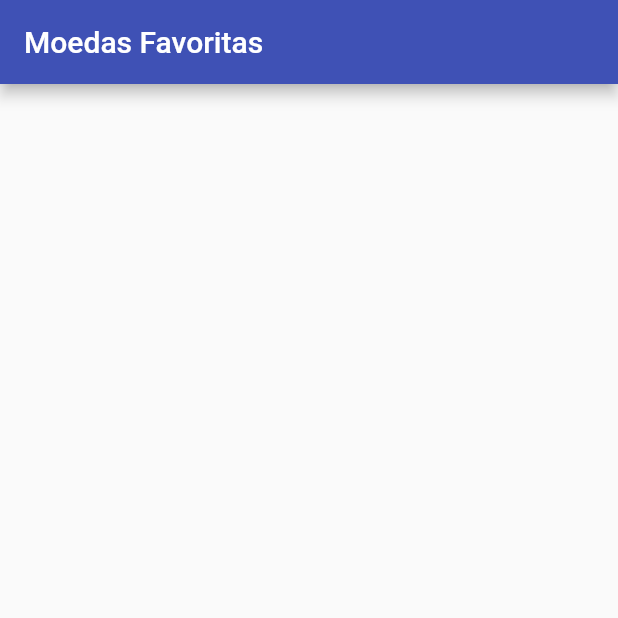
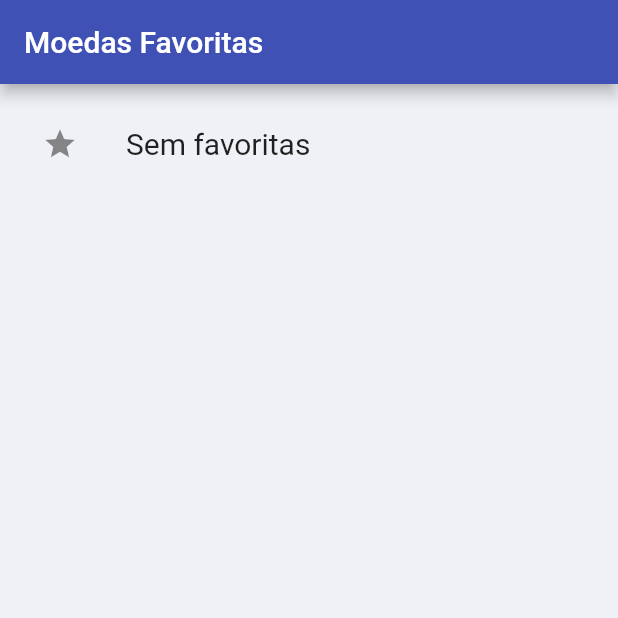
Before and after one commit to IvanHSilva/bitcoins_app, a Flutter app: the FavoritesPage screen opened directly, on a phone screen of 412 x 824 dp, the top half of it. Run offline on Flutter 3.47's test engine with Material 2 defaults, Android fonts, the phone set to English and light mode, and no system bars.

Commit message:
Favorites and Coincard created

```diff
--- a/lib/pages/favorites_page.dart
+++ b/lib/pages/favorites_page.dart
@@ -1,4 +1,7 @@
+import 'package:bitcoins_app/repositories/favorites_repository.dart';
 import 'package:flutter/material.dart';
+import 'package:provider/provider.dart';
+import '../widget/coin_card.dart';
 
 class FavoritesPage extends StatefulWidget {
   const FavoritesPage({super.key});
@@ -14,6 +17,29 @@ class _FavoritesPageState extends State<FavoritesPage> {
       appBar: AppBar(
         title: const Text('Moedas Favoritas'),
       ),
+      body: Container(
+        color: Colors.indigo.withOpacity(0.05),
+        height: MediaQuery.of(context).size.height,
+        padding: const EdgeInsets.all(12.0),
+        child: Consumer<FavoritesRepository>(
+          builder: (context, favorites, child) {
+            return favorites.favorites.isEmpty
+                ? const ListTile(
+                    leading: Icon(Icons.star),
+                    title: Text(
+                      'Sem favoritas',
+                      style: TextStyle(fontSize: 20),
+                    ),
+                  )
+                : ListView.builder(
+                    itemCount: favorites.favorites.length,
+                    itemBuilder: (_, index) {
+                      return CoinCard(coin: favorites.favorites[index]);
+                    },
+                  );
+          },
+        ),
+      ),
     );
   }
 }
--- /dev/null
+++ b/lib/repositories/favorites_repository.dart
@@ -0,0 +1,21 @@
+import 'dart:collection';
+
+import 'package:flutter/material.dart';
+import '../models/coin.dart';
+
+class FavoritesRepository extends ChangeNotifier {
+  final List<Coin> _favorites = [];
+  UnmodifiableListView<Coin> get favorites => UnmodifiableListView(_favorites);
+
+  saveAll(List<Coin> coins) {
+    coins.forEach((coin) {
+      if (!_favorites.contains(coin)) _favorites.add(coin);
+    });
+    notifyListeners();
+  }
+
+  remove(Coin coin) {
+    _favorites.remove(coin);
+    notifyListeners();
+  }
+}
--- a/pubspec.yaml
+++ b/pubspec.yaml
@@ -30,7 +30,8 @@ environment:
 dependencies:
   flutter:
     sdk: flutter
-
+  intl: ^0.18.1
+  provider: ^5.0.0
 
   # The following adds the Cupertino Icons font to your application.
   # Use with the CupertinoIcons class for iOS style icons.
@@ -39,7 +40,6 @@ dependencies:
 dev_dependencies:
   flutter_test:
     sdk: flutter
-  intl:
 
   # The "flutter_lints" package below contains a set of recommended lints to
   # encourage good coding practices. The lint set provided by the package is
```
Also changed, not shown: lib/main.dart (+8 -1 lines), lib/pages/coins_page.dart (+35 -10 lines), lib/widget/coin_card.dart (added, +113 -0 lines), pubspec.lock, 1 other file.
